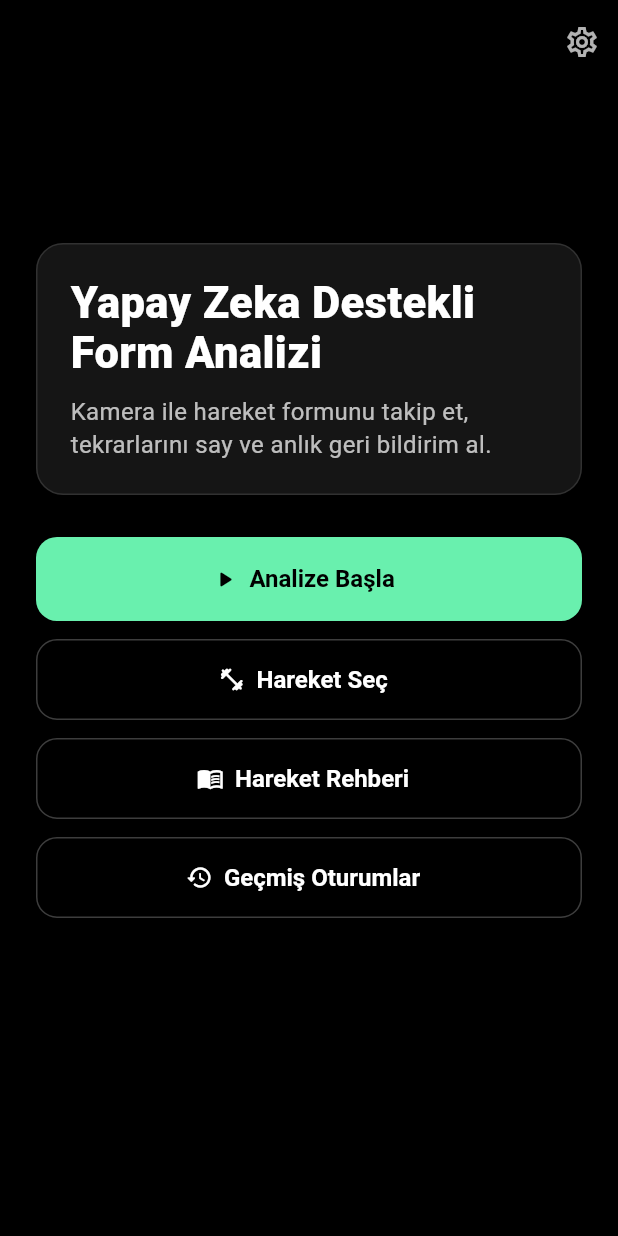
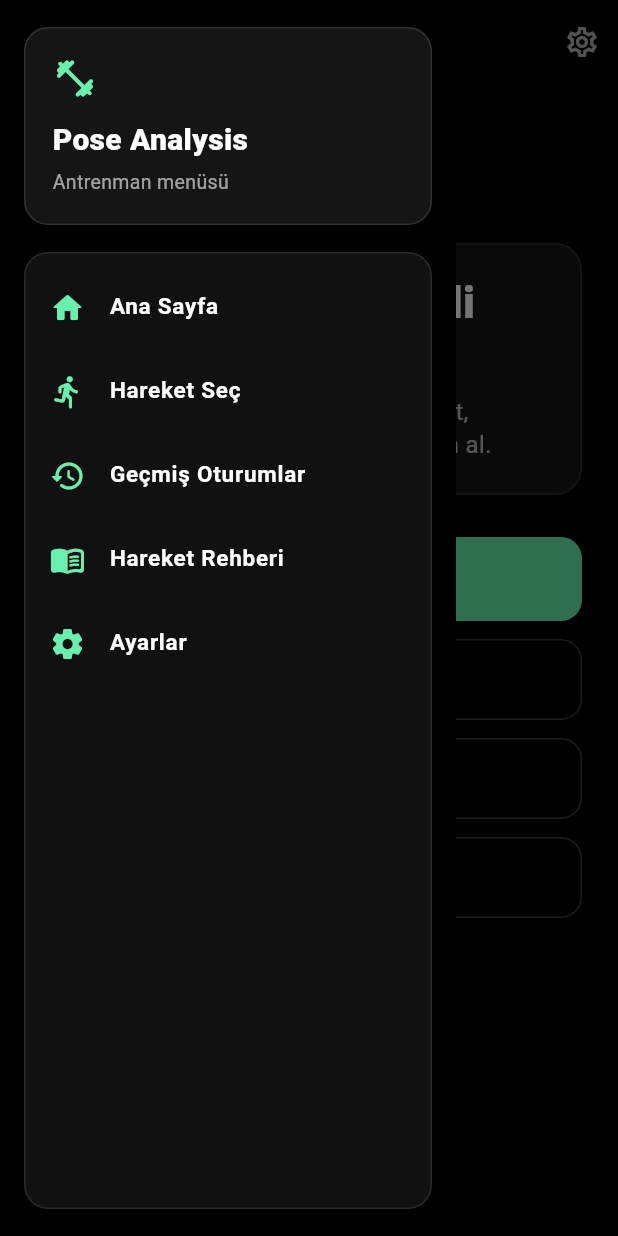
Before and after one commit to bkrbzdgn40/pea, a Flutter app: the screen it shows after launch, with the side drawer open (before the commit the screen has no drawer), on a phone screen of 412 x 824 dp. Run offline on Flutter 3.47's test engine with Material 3 defaults, Android fonts, the phone set to English and light mode, and no system bars; our stand-ins replace camera, cloud_firestore, firebase_auth, firebase_core, flutter_riverpod, permission_handler and 1 more; missing offline and left inert: google_mlkit_pose_detection; accounts and stored records are empty.

Commit message:
feat: add app drawer for navigation and integrate with home screen

```diff
--- /dev/null
+++ b/lib/app/presentation/widgets/app_drawer.dart
@@ -0,0 +1,139 @@
+import 'package:flutter/material.dart';
+
+import '../../../features/workout_analysis/presentation/screens/exercise_selection_screen.dart';
+import '../../../features/workout_analysis/presentation/screens/guide_screen.dart';
+import '../../../features/workout_analysis/presentation/screens/home_screen.dart';
+import '../../../features/workout_analysis/presentation/screens/session_history_screen.dart';
+import '../../../features/workout_analysis/presentation/screens/settings_screen.dart';
+
+class AppDrawer extends StatelessWidget {
+  const AppDrawer({super.key});
+
+  @override
+  Widget build(BuildContext context) {
+    return Drawer(
+      backgroundColor: Colors.black,
+      child: SafeArea(
+        child: Padding(
+          padding: const EdgeInsets.fromLTRB(16, 18, 16, 18),
+          child: Column(
+            crossAxisAlignment: CrossAxisAlignment.stretch,
+            children: [
+              Container(
+                padding: const EdgeInsets.all(18),
+                decoration: BoxDecoration(
+                  color: const Color(0xFF151515),
+                  borderRadius: BorderRadius.circular(16),
+                  border: Border.all(color: Colors.white12),
+                ),
+                child: const Column(
+                  crossAxisAlignment: CrossAxisAlignment.start,
+                  children: [
+                    Icon(
+                      Icons.fitness_center_rounded,
+                      color: Colors.greenAccent,
+                      size: 30,
+                    ),
+                    SizedBox(height: 12),
+                    Text(
+                      'Pose Analysis',
+                      style: TextStyle(
+                        color: Colors.white,
+                        fontSize: 20,
+                        fontWeight: FontWeight.w800,
+                      ),
+                    ),
+                    SizedBox(height: 4),
+                    Text(
+                      'Antrenman menüsü',
+                      style: TextStyle(color: Colors.white60, fontSize: 13),
+                    ),
+                  ],
+                ),
+              ),
+              const SizedBox(height: 18),
+              Expanded(
+                child: Container(
+                  decoration: BoxDecoration(
+                    color: const Color(0xFF111111),
+                    borderRadius: BorderRadius.circular(16),
+                    border: Border.all(color: Colors.white10),
+                  ),
+                  child: ListView(
+                    padding: const EdgeInsets.symmetric(vertical: 8),
+                    children: [
+                      _DrawerItem(
+                        icon: Icons.home_rounded,
+                        label: 'Ana Sayfa',
+                        onTap: () => _open(context, (_) => HomeScreen()),
+                      ),
+                      _DrawerItem(
+                        icon: Icons.directions_run_rounded,
+                        label: 'Hareket Seç',
+                        onTap: () =>
+                            _open(context, (_) => ExerciseSelectionScreen()),
+                      ),
+                      _DrawerItem(
+                        icon: Icons.history_rounded,
+                        label: 'Geçmiş Oturumlar',
+                        onTap: () =>
+                            _open(context, (_) => SessionHistoryScreen()),
+                      ),
+                      _DrawerItem(
+                        icon: Icons.menu_book_rounded,
+                        label: 'Hareket Rehberi',
+                        onTap: () => _open(context, (_) => GuideScreen()),
+                      ),
+                      _DrawerItem(
+                        icon: Icons.settings_rounded,
+                        label: 'Ayarlar',
+                        onTap: () => _open(context, (_) => SettingsScreen()),
+                      ),
+                    ],
+                  ),
+                ),
+              ),
+            ],
+          ),
+        ),
+      ),
+    );
+  }
+
+  void _open(BuildContext context, WidgetBuilder builder) {
+    final navigator = Navigator.of(context);
+    navigator.pop();
+    navigator.push(MaterialPageRoute(builder: builder));
+  }
+}
+
+class _DrawerItem extends StatelessWidget {
+  const _DrawerItem({
+    required this.icon,
+    required this.label,
+    required this.onTap,
+  });
+
+  final IconData icon;
+  final String label;
+  final VoidCallback onTap;
+
+  @override
+  Widget build(BuildContext context) {
+    return ListTile(
+      leading: Icon(icon, color: Colors.greenAccent),
+      title: Text(
+        label,
+        style: const TextStyle(
+          color: Colors.white,
+          fontSize: 15,
+          fontWeight: FontWeight.w600,
+        ),
+      ),
+      iconColor: Colors.greenAccent,
+      textColor: Colors.white,
+      shape: RoundedRectangleBorder(borderRadius: BorderRadius.circular(12)),
+      onTap: onTap,
+    );
+  }
+}
--- a/lib/features/workout_analysis/presentation/screens/home_screen.dart
+++ b/lib/features/workout_analysis/presentation/screens/home_screen.dart
@@ -1,4 +1,6 @@
 import 'package:flutter/material.dart';
+
+import '../../../../app/presentation/widgets/app_drawer.dart';
 
 import 'camera_permission_screen.dart';
 import 'exercise_selection_screen.dart';
@@ -14,6 +16,7 @@ class HomeScreen extends StatelessWidget {
   @override
   Widget build(BuildContext context) {
     return Scaffold(
+      drawer: const AppDrawer(),
       backgroundColor: Colors.black,
       appBar: AppBar(
         backgroundColor: Colors.black,
```
Also changed, not shown: lib/features/workout_analysis/presentation/screens/session_history_screen.dart (+5 -5 lines).
